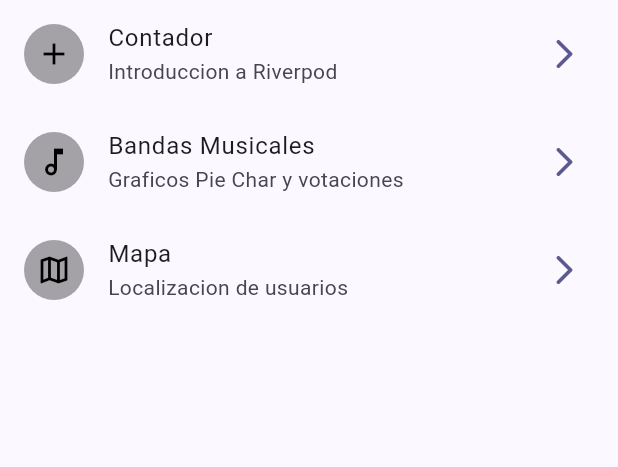
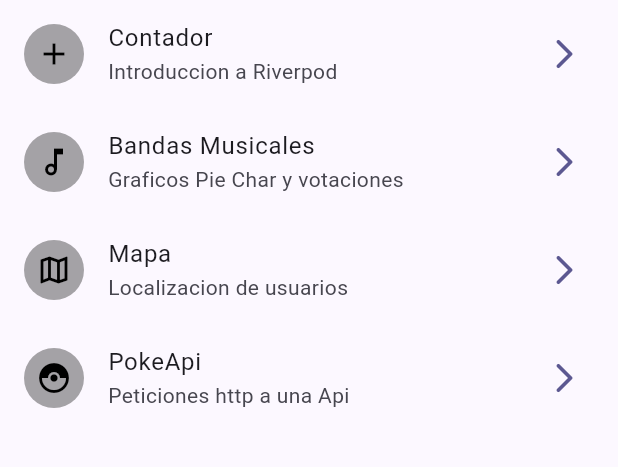
Before and after one commit to Gerardocruzdc/flu_avm, a Flutter app: the screen it shows after launch, on a phone screen of 412 x 824 dp, the part 84-551 px from its top. Run offline on Flutter 3.47's test engine with Material 3 defaults, Android fonts, the light colour scheme and no system bars; our stand-ins replace flutter_riverpod, go_router, google_fonts, pie_chart, socket_io_client; missing offline and left inert: mapbox_maps_flutter.

Commit message:
gcrudec: Pokemons con rutas hijas y GoogleFonts

```diff
--- a/lib/config/menu/menu_item.dart
+++ b/lib/config/menu/menu_item.dart
@@ -34,6 +34,14 @@ final appMenuItems = <MenuItem>[
     subtitulus: 'Localizacion de usuarios',
     link: '/charta',
     icon: Icons.map_outlined
+  ),
+
+  MenuItem (
+    titulus: 'PokeApi',
+    subtitulus: 'Peticiones http a una Api',
+    link: '/request',
+    icon: Icons.catching_pokemon
   )
 
+
 ];
--- a/lib/config/router/app_router.dart
+++ b/lib/config/router/app_router.dart
@@ -1,3 +1,4 @@
+import 'package:flutter/material.dart';
 import 'package:go_router/go_router.dart';
 import '../../presentation/screens/screens.dart';
 
@@ -19,7 +20,19 @@ final appRouter = GoRouter(
     GoRoute(
       path: '/charta',
       builder: (context, state) => const ChartaScreen(),
-    )
-  ]
-
+    ),
+    GoRoute(
+      path: '/request',
+      builder: (context, state) => const PokemonsScreen(),
+      routes: [
+        GoRoute(
+          path: ':id',
+          builder: (context, state)  {
+              final id = state.pathParameters['id'] ?? '1';
+              return PokemonScreen(pokemonId: id);
+          },
+        ),
+      ],
+    ),
+  ],
 );
--- a/lib/config/theme/app_theme.dart
+++ b/lib/config/theme/app_theme.dart
@@ -1,4 +1,5 @@
 import 'package:flutter/material.dart';
+import 'package:google_fonts/google_fonts.dart';
 
 class AppTheme {
   final Color electusColor;
@@ -14,6 +15,9 @@ class AppTheme {
       appBarTheme: AppBarTheme(
         backgroundColor: tenebrisModusEst ? electusColor : electusColor.withAlpha(20),
         centerTitle: false,
-      )
+      ),
+      textTheme: TextTheme(
+        titleLarge: GoogleFonts.montserratAlternates(),
+      ),
     );
 }
--- a/lib/presentation/screens/screens.dart
+++ b/lib/presentation/screens/screens.dart
@@ -2,3 +2,5 @@ export './domus/domus_screen.dart';
 export './numerator/numerator_screen.dart';
 export './band/bands_screen.dart';
 export './charta/charta_screen.dart';
+export './pokemons/pokemons_screen.dart';
+export './pokemons/pokemon_screen.dart';
--- a/pubspec.yaml
+++ b/pubspec.yaml
@@ -33,6 +33,7 @@ dependencies:
     sdk: flutter
   flutter_riverpod: ^3.3.1
   go_router: ^17.2.2
+  google_fonts: ^8.1.0
   mapbox_maps_flutter: ^2.23.1
   pie_chart: ^5.4.0
   socket_io_client: ^3.1.4
```
Also changed, not shown: lib/presentation/screens/pokemons/pokemon_screen.dart (added, +21 -0 lines), lib/presentation/screens/pokemons/pokemons_screen.dart (added, +70 -0 lines), pubspec.lock, 2 other files.
